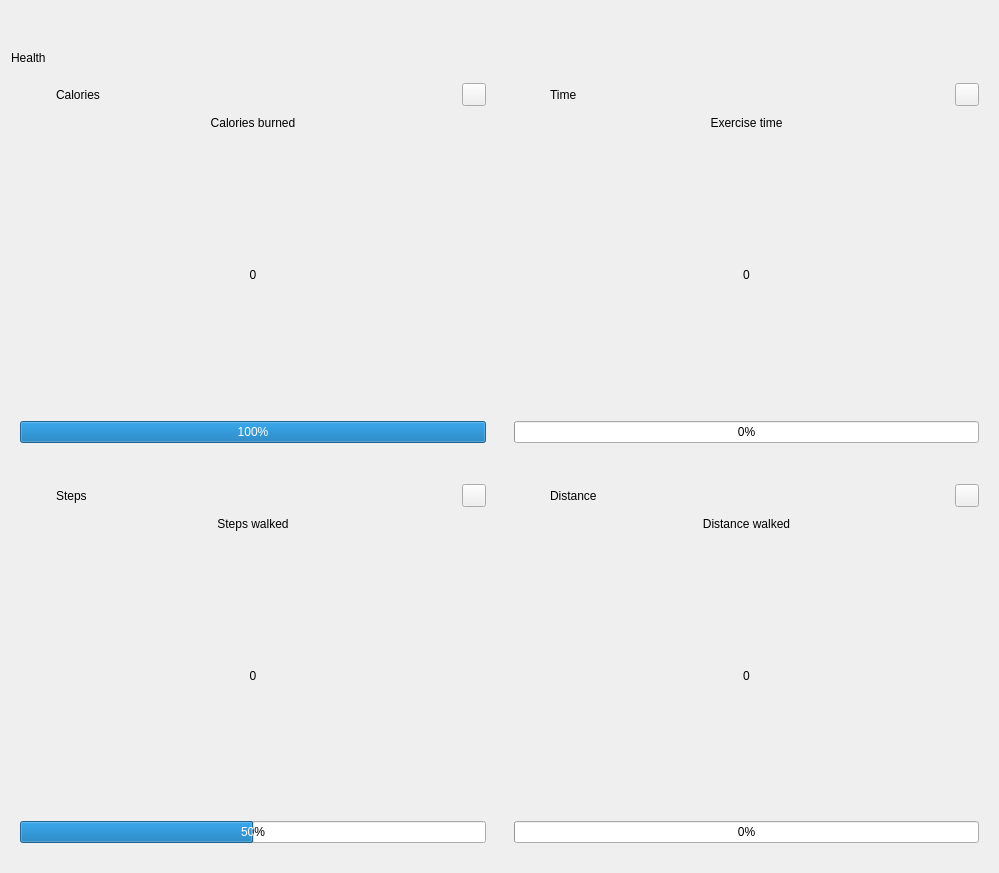
The window that health_tracker/health_app_pyqt/ui/health_interface.ui (sxdl/health_tracker) describes before a commit, drawn with Qt 5.
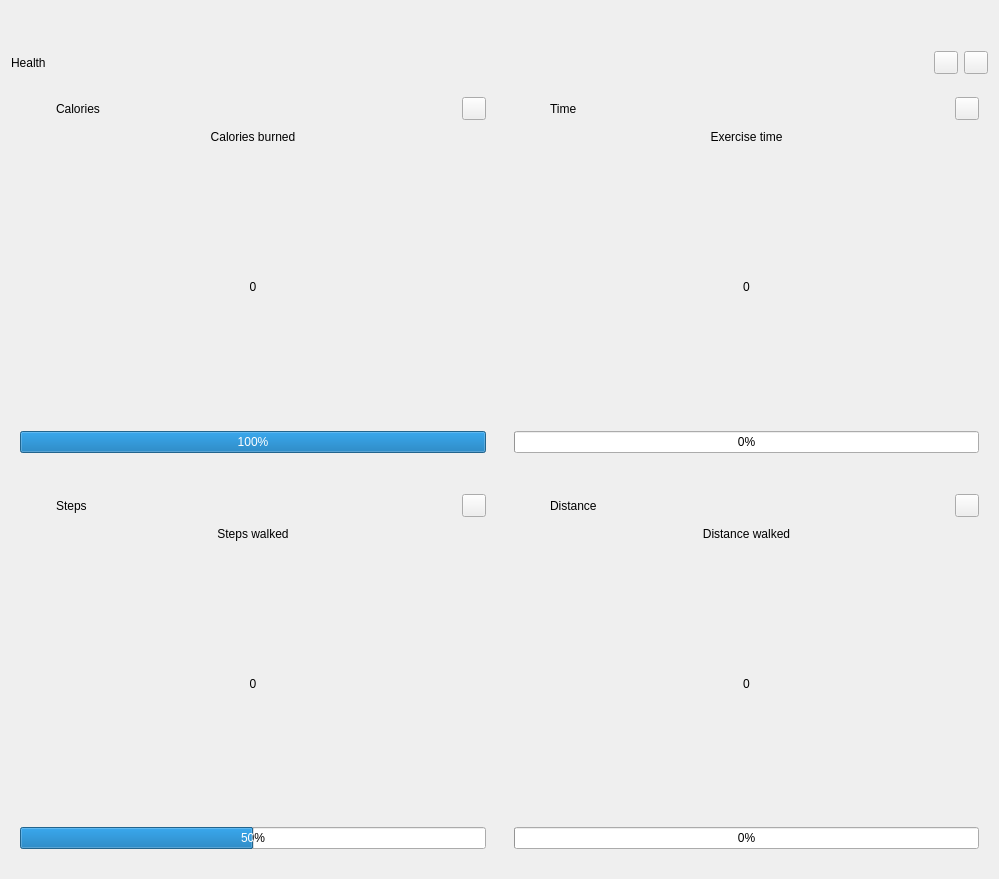
The same window after the commit. Icons and pictures are not drawn. Custom widgets are drawn as their Qt base class.

```diff
--- a/health_tracker/health_app_pyqt/ui/health_interface.ui
+++ b/health_tracker/health_app_pyqt/ui/health_interface.ui
@@ -7,7 +7,7 @@
     <x>0</x>
     <y>0</y>
     <width>999</width>
-    <height>873</height>
+    <height>879</height>
    </rect>
   </property>
   <property name="sizePolicy">
@@ -36,7 +36,7 @@
      </property>
     </spacer>
    </item>
-   <item row="2" column="0">
+   <item row="4" column="0">
     <layout class="QGridLayout" name="gridLayout" rowstretch="0,0" columnstretch="0,0">
      <property name="topMargin">
       <number>0</number>
@@ -511,7 +511,12 @@
      </item>
     </layout>
    </item>
-   <item row="1" column="0">
+   <item row="2" column="0">
+    <layout class="QHBoxLayout" name="horizontalLayout_5">
+     <property name="bottomMargin">
+      <number>5</number>
+     </property>
+     <item>
     <widget class="TitleLabel" name="TitleLabel">
      <property name="text">
       <string>Health</string>
@@ -520,6 +525,14 @@
       <number>50</number>
      </property>
     </widget>
+     </item>
+     <item>
+      <widget class="ToolButton" name="themeButton"/>
+     </item>
+     <item>
+      <widget class="ToolButton" name="GitHubButton"/>
+     </item>
+    </layout>
    </item>
   </layout>
  </widget>
```
Lines whose indentation alone changed are shown as unchanged.
